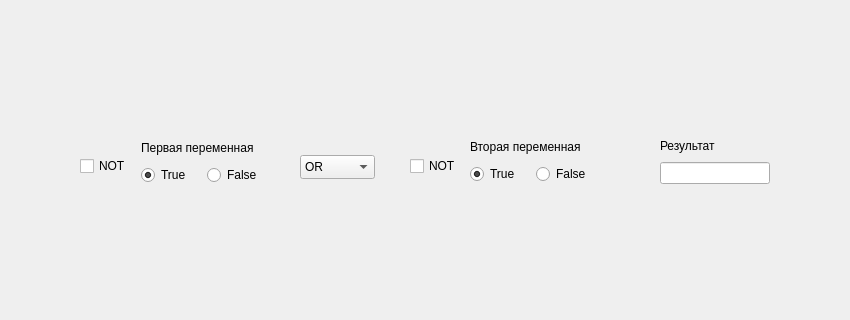
Qt form widget.ui (NotHardEngineer/bool-calc) before a commit; both pictures show x 120 to 970 and y 135 to 455 of the 1080 by 720 pixel window.
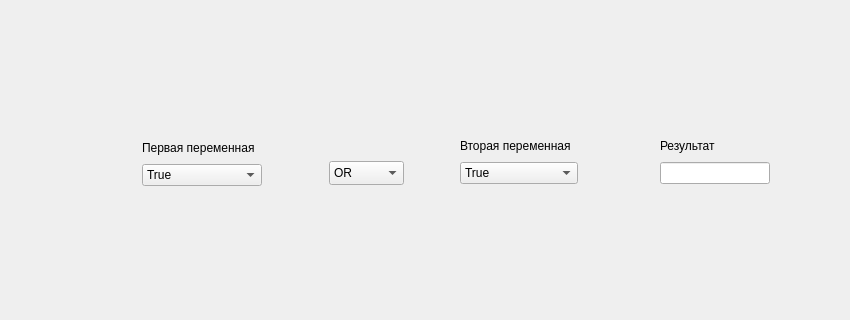
The same form after that commit.

```diff
--- a/widget.ui
+++ b/widget.ui
@@ -13,91 +13,11 @@
   <property name="windowTitle">
    <string>Widget</string>
   </property>
-  <widget class="QWidget" name="layoutWidget">
-   <property name="geometry">
-    <rect>
-     <x>261</x>
-     <y>271</y>
-     <width>126</width>
-     <height>49</height>
-    </rect>
-   </property>
-   <layout class="QVBoxLayout" name="firstElement_Box">
-    <item>
-     <widget class="QLabel" name="firstElement_Label">
-      <property name="text">
-       <string>Первая переменная</string>
-      </property>
-     </widget>
-    </item>
-    <item>
-     <layout class="QHBoxLayout" name="firstElement_Layout">
-      <item>
-       <widget class="QRadioButton" name="firstElementTrue">
-        <property name="text">
-         <string>True</string>
-        </property>
-        <property name="checked">
-         <bool>true</bool>
-        </property>
-       </widget>
-      </item>
-      <item>
-       <widget class="QRadioButton" name="firstElementFalse">
-        <property name="text">
-         <string>False</string>
-        </property>
-       </widget>
-      </item>
-     </layout>
-    </item>
-   </layout>
-  </widget>
-  <widget class="QWidget" name="layoutWidget_2">
-   <property name="geometry">
-    <rect>
-     <x>590</x>
-     <y>270</y>
-     <width>126</width>
-     <height>49</height>
-    </rect>
-   </property>
-   <layout class="QVBoxLayout" name="secondElement_Box">
-    <item>
-     <widget class="QLabel" name="secondElement_Label">
-      <property name="text">
-       <string>Вторая переменная</string>
-      </property>
-     </widget>
-    </item>
-    <item>
-     <layout class="QHBoxLayout" name="secondElement_Layout">
-      <item>
-       <widget class="QRadioButton" name="secondElementTrue">
-        <property name="text">
-         <string>True</string>
-        </property>
-        <property name="checked">
-         <bool>true</bool>
-        </property>
-       </widget>
-      </item>
-      <item>
-       <widget class="QRadioButton" name="secondElementFalse">
-        <property name="text">
-         <string>False</string>
-        </property>
-       </widget>
-      </item>
-     </layout>
-    </item>
-   </layout>
-  </widget>
   <widget class="QComboBox" name="oprators_ComboBox">
    <property name="geometry">
     <rect>
-     <x>420</x>
-     <y>290</y>
+     <x>449</x>
+     <y>296</y>
      <width>75</width>
      <height>24</height>
     </rect>
@@ -132,32 +52,11 @@
      <string>NOR</string>
     </property>
    </item>
-  </widget>
-  <widget class="QCheckBox" name="firstElementNot_CheckBox">
-   <property name="geometry">
-    <rect>
-     <x>200</x>
-     <y>290</y>
-     <width>51</width>
-     <height>22</height>
-    </rect>
-   </property>
-   <property name="text">
-    <string>NOT</string>
-   </property>
-  </widget>
-  <widget class="QCheckBox" name="secondElementNot_CheckBox">
-   <property name="geometry">
-    <rect>
-     <x>530</x>
-     <y>290</y>
-     <width>51</width>
-     <height>22</height>
-    </rect>
-   </property>
-   <property name="text">
-    <string>NOT</string>
-   </property>
+   <item>
+    <property name="text">
+     <string>NOT</string>
+    </property>
+   </item>
   </widget>
   <widget class="QLabel" name="error_Label">
    <property name="geometry">
@@ -198,6 +97,72 @@
     </item>
    </layout>
   </widget>
+  <widget class="QWidget" name="">
+   <property name="geometry">
+    <rect>
+     <x>262</x>
+     <y>272</y>
+     <width>120</width>
+     <height>49</height>
+    </rect>
+   </property>
+   <layout class="QVBoxLayout" name="firstElement_Layout">
+    <item>
+     <widget class="QLabel" name="firstElement_Label">
+      <property name="text">
+       <string>Первая переменная</string>
+      </property>
+     </widget>
+    </item>
+    <item>
+     <widget class="QComboBox" name="firstElement_comboBox">
+      <item>
+       <property name="text">
+        <string>True</string>
+       </property>
+      </item>
+      <item>
+       <property name="text">
+        <string>False</string>
+       </property>
+      </item>
+     </widget>
+    </item>
+   </layout>
+  </widget>
+  <widget class="QWidget" name="">
+   <property name="geometry">
+    <rect>
+     <x>580</x>
+     <y>270</y>
+     <width>118</width>
+     <height>49</height>
+    </rect>
+   </property>
+   <layout class="QVBoxLayout" name="secondElement_Layout">
+    <item>
+     <widget class="QLabel" name="secondElement_Label">
+      <property name="text">
+       <string>Вторая переменная</string>
+      </property>
+     </widget>
+    </item>
+    <item>
+     <widget class="QComboBox" name="secondElement_comboBox">
+      <item>
+       <property name="text">
+        <string>True</string>
+       </property>
+      </item>
+      <item>
+       <property name="text">
+        <string>False</string>
+       </property>
+      </item>
+     </widget>
+    </item>
+   </layout>
+  </widget>
  </widget>
  <resources/>
  <connections/>
```
